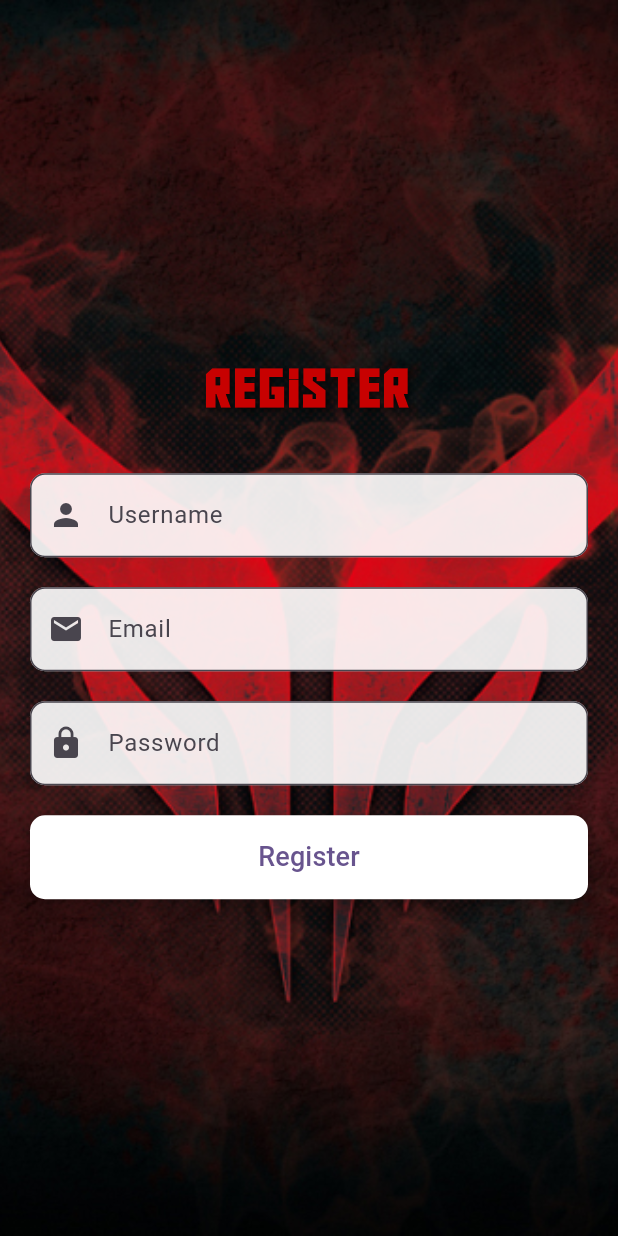
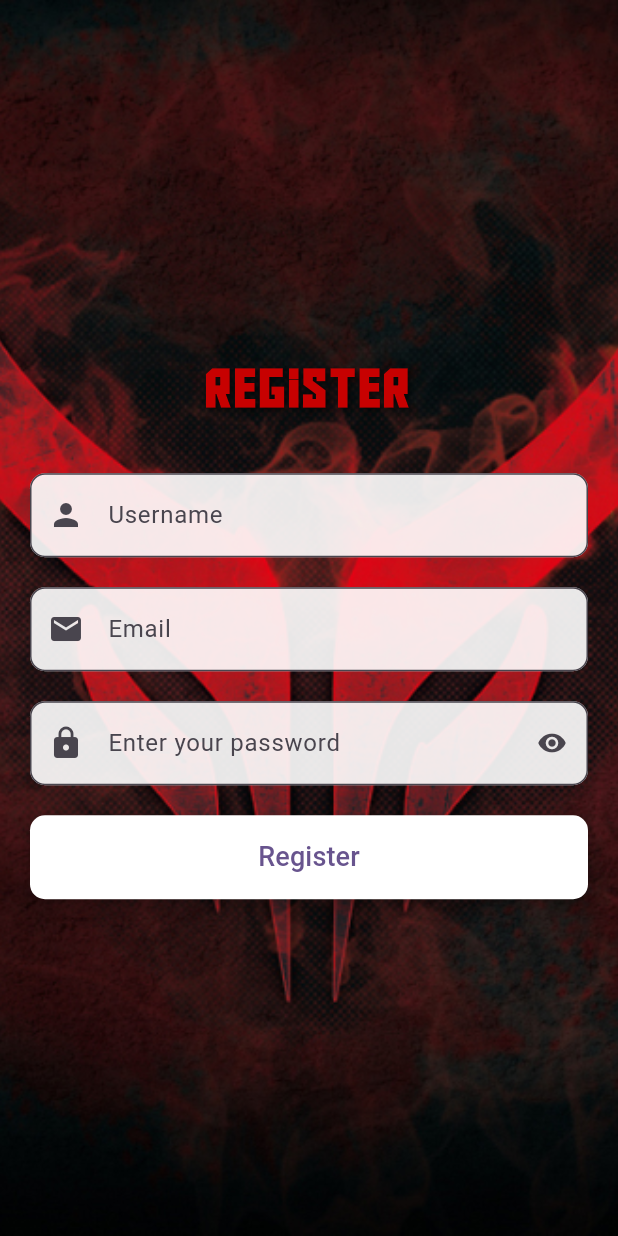
Before and after one commit to AayushPandeyy/manunited_trivia_flutter, a Flutter app: the screen it shows after launch, after a tap on "Register", on a phone screen of 412 x 824 dp. Run offline on Flutter 3.47's test engine with Material 3 defaults, Android fonts, the phone set to English and light mode, and no system bars; our stand-ins replace auto_size_text, carousel_slider, firebase_core, pie_chart, quickalert; accounts and stored records are empty.

```diff
--- a/lib/main.dart
+++ b/lib/main.dart
@@ -1,3 +1,4 @@
+import 'package:firebase_core/firebase_core.dart';
 import 'package:flutter/material.dart';
 import 'package:manunited_trivia/constants/RouteNames.dart';
 import 'package:manunited_trivia/screens/HomeScreen.dart';
@@ -5,7 +6,9 @@ import 'package:manunited_trivia/screens/LoginScreen.dart';
 import 'package:manunited_trivia/screens/MainDisplay.dart';
 import 'package:manunited_trivia/screens/SplashScreen.dart';
 
-void main() {
+Future<void> main() async {
+  WidgetsFlutterBinding.ensureInitialized();
+  await Firebase.initializeApp();
   runApp(const MyApp());
 }
 
--- a/lib/screens/LoginScreen.dart
+++ b/lib/screens/LoginScreen.dart
@@ -27,7 +27,7 @@ class _LoginScreenState extends State<LoginScreen> {
           ),
           Center(
             child: SingleChildScrollView(
-              padding: EdgeInsets.all(20.0),
+              padding: const EdgeInsets.all(20.0),
               child: Column(
                 mainAxisAlignment: MainAxisAlignment.center,
                 crossAxisAlignment: CrossAxisAlignment.stretch,
@@ -51,7 +51,7 @@ class _LoginScreenState extends State<LoginScreen> {
                       ),
                     ),
                   ),
-                  SizedBox(height: 10.0),
+                  const SizedBox(height: 10.0),
                   Text(
                     'The Theatre of Quiz',
                     style: TextStyle(
@@ -70,33 +70,33 @@ class _LoginScreenState extends State<LoginScreen> {
                     ),
                     textAlign: TextAlign.center,
                   ),
-                  SizedBox(height: 30.0),
+                  const SizedBox(height: 30.0),
                   TextField(
                     decoration: InputDecoration(
                       filled: true,
                       fillColor: Colors.white.withOpacity(0.9),
                       hintText: 'Enter your email',
-                      prefixIcon: Icon(Icons.email),
+                      prefixIcon: const Icon(Icons.email),
                       border: OutlineInputBorder(
                         borderRadius: BorderRadius.circular(10.0),
                       ),
                     ),
                   ),
-                  SizedBox(height: 20.0),
+                  const SizedBox(height: 20.0),
                   TextField(
                     obscureText: obscure,
                     decoration: InputDecoration(
                       filled: true,
                       fillColor: Colors.white.withOpacity(0.9),
                       hintText: 'Enter your password',
-                      prefixIcon: Icon(Icons.lock),
+                      prefixIcon: const Icon(Icons.lock),
                       suffixIcon: IconButton(
                           onPressed: () {
                             setState(() {
                               obscure = !obscure;
                             });
                           },
-                          icon: Icon(
+                          icon: const Icon(
                             Icons.remove_red_eye,
                             size: 20,
                           )),
@@ -105,23 +105,20 @@ class _LoginScreenState extends State<LoginScreen> {
                       ),
                     ),
                   ),
-                  SizedBox(height: 20.0),
+                  const SizedBox(height: 20.0),
                   ElevatedButton(
-                    onPressed: () {
-                      // Placeholder for login functionality
-                      print('Login button pressed');
-                    },
+                    onPressed: () {},
                     style: ElevatedButton.styleFrom(
                       backgroundColor:
                           Colors.white, // Manchester United's primary color
-                      padding: EdgeInsets.symmetric(vertical: 15.0),
+                      padding: const EdgeInsets.symmetric(vertical: 15.0),
                       shape: RoundedRectangleBorder(
                         borderRadius: BorderRadius.circular(10.0),
                       ),
                       shadowColor: Colors.black,
                       elevation: 5,
                     ),
-                    child: Text(
+                    child: const Text(
                       'Login',
                       style: TextStyle(fontSize: 18.0),
                     ),
@@ -138,14 +135,14 @@ class _LoginScreenState extends State<LoginScreen> {
                     style: ElevatedButton.styleFrom(
                       backgroundColor:
                           Colors.white, // Manchester United's primary color
-                      padding: EdgeInsets.symmetric(vertical: 15.0),
+                      padding: const EdgeInsets.symmetric(vertical: 15.0),
                       shape: RoundedRectangleBorder(
                         borderRadius: BorderRadius.circular(10.0),
                       ),
                       shadowColor: Colors.black,
                       elevation: 5,
                     ),
-                    child: Text(
+                    child: const Text(
                       'Register',
                       style: TextStyle(fontSize: 18.0),
                     ),
--- a/lib/screens/RegisterScreen.dart
+++ b/lib/screens/RegisterScreen.dart
@@ -9,6 +9,7 @@ class RegisterScreen extends StatefulWidget {
 }
 
 class _RegisterScreenState extends State<RegisterScreen> {
+  bool obscure = true;
   @override
   Widget build(BuildContext context) {
     return Scaffold(
@@ -25,12 +26,12 @@ class _RegisterScreenState extends State<RegisterScreen> {
           ),
           Center(
             child: SingleChildScrollView(
-              padding: EdgeInsets.all(20.0),
+              padding: const EdgeInsets.all(20.0),
               child: Column(
                 mainAxisAlignment: MainAxisAlignment.center,
                 crossAxisAlignment: CrossAxisAlignment.stretch,
                 children: <Widget>[
-                  SizedBox(height: 10.0),
+                  const SizedBox(height: 10.0),
                   Text(
                     'Register',
                     style: TextStyle(
@@ -49,7 +50,7 @@ class _RegisterScreenState extends State<RegisterScreen> {
                     ),
                     textAlign: TextAlign.center,
                   ),
-                  SizedBox(height: 30.0),
+                  const SizedBox(height: 30.0),
                   TextField(
                     decoration: InputDecoration(
                       filled: true,
@@ -62,7 +63,7 @@ class _RegisterScreenState extends State<RegisterScreen> {
                       ),
                     ),
                   ),
-                  SizedBox(
+                  const SizedBox(
                     height: 20,
                   ),
                   TextField(
@@ -77,37 +78,45 @@ class _RegisterScreenState extends State<RegisterScreen> {
                       ),
                     ),
                   ),
-                  SizedBox(height: 20.0),
+                  const SizedBox(height: 20.0),
                   TextField(
-                    obscureText: true,
+                    obscureText: obscure,
                     decoration: InputDecoration(
                       filled: true,
                       fillColor: Colors.white.withOpacity(0.9),
                       hintText: 'Enter your password',
-                      labelText: 'Password',
                       prefixIcon: Icon(Icons.lock),
+                      suffixIcon: IconButton(
+                          onPressed: () {
+                            setState(() {
+                              obscure = !obscure;
+                            });
+                          },
+                          icon: const Icon(
+                            Icons.remove_red_eye,
+                            size: 20,
+                          )),
                       border: OutlineInputBorder(
                         borderRadius: BorderRadius.circular(10.0),
                       ),
                     ),
                   ),
-                  SizedBox(height: 20.0),
+                  const SizedBox(height: 20.0),
                   ElevatedButton(
                     onPressed: () {
                       // Placeholder for login functionality
-                      print('Login button pressed');
                     },
                     style: ElevatedButton.styleFrom(
                       backgroundColor:
                           Colors.white, // Manchester United's primary color
-                      padding: EdgeInsets.symmetric(vertical: 15.0),
+                      padding: const EdgeInsets.symmetric(vertical: 15.0),
                       shape: RoundedRectangleBorder(
                         borderRadius: BorderRadius.circular(10.0),
                       ),
                       shadowColor: Colors.black,
                       elevation: 5,
                     ),
-                    child: Text(
+                    child: const Text(
                       'Register',
                       style: TextStyle(fontSize: 18.0),
                     ),
--- a/pubspec.yaml
+++ b/pubspec.yaml
@@ -39,6 +39,9 @@ dependencies:
   pie_chart: ^5.4.0
   awesome_dialog: ^3.2.1
   quickalert: ^1.1.0
+  firebase_core: ^3.1.0
+  firebase_auth: ^5.1.0
+  cloud_firestore: ^5.0.1
 
 dev_dependencies:
   flutter_test:
```
Also changed, not shown: firebase.json (added), lib/firebase_options.dart (added), pubspec.lock, 6 other files.
